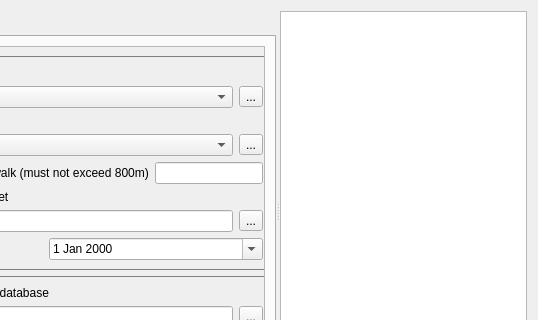
Before: the Qt Designer form UI/pkl.ui in ishusterman/tau_net_calc, drawn with Qt 5; both pictures show x 199 to 737 and y 0 to 320 of the 737 by 470 pixel window.
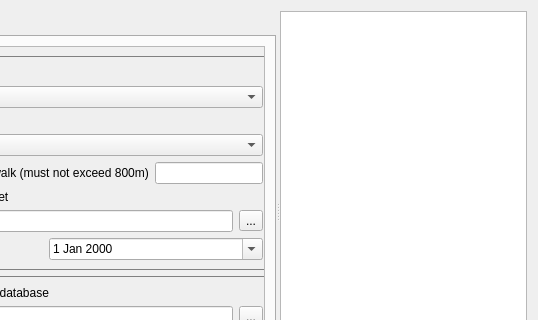
After: the same form once the commit is applied. Custom widgets are drawn as their Qt base class.

```diff
--- a/UI/pkl.ui
+++ b/UI/pkl.ui
@@ -82,8 +82,8 @@
            <property name="geometry">
             <rect>
              <x>0</x>
-             <y>0</y>
-             <width>534</width>
+             <y>-147</y>
+             <width>527</width>
              <height>459</height>
             </rect>
            </property>
@@ -99,7 +99,7 @@
             </property>
             <item>
              <layout class="QFormLayout" name="formLayout">
-              <item row="0" column="0">
+              <item row="0" column="0" colspan="2">
                <layout class="QHBoxLayout" name="horizontalLayout_8">
                 <item>
                  <widget class="QGroupBox" name="gbInput">
@@ -134,13 +134,6 @@
                      <item>
                       <widget class="QgsMapLayerComboBox" name="cmbLayers"/>
                      </item>
-                     <item>
-                      <widget class="QToolButton" name="toolButtonBuildings">
-                       <property name="text">
-                        <string>...</string>
-                       </property>
-                      </widget>
-                     </item>
                     </layout>
                    </item>
                    <item>
@@ -155,13 +148,6 @@
                      <item>
                       <widget class="QgsMapLayerComboBox" name="cbRoads"/>
                      </item>
-                     <item>
-                      <widget class="QToolButton" name="toolButtonRoads">
-                       <property name="text">
-                        <string>...</string>
-                       </property>
-                      </widget>
-                     </item>
                     </layout>
                    </item>
                    <item>
```
